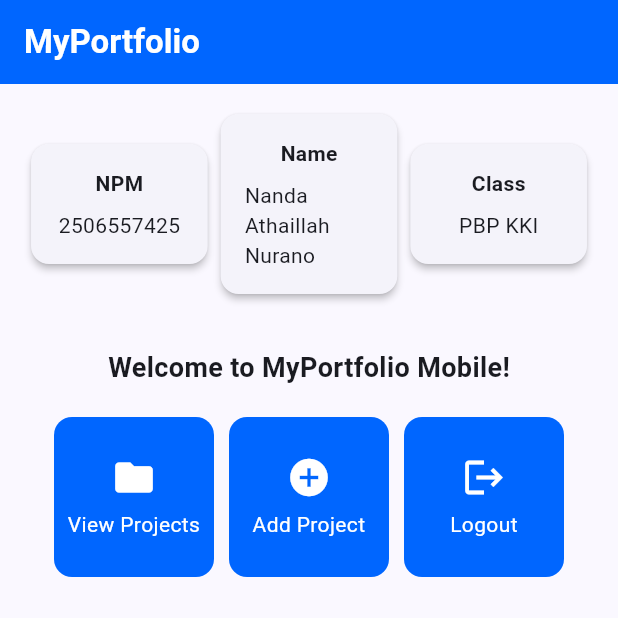
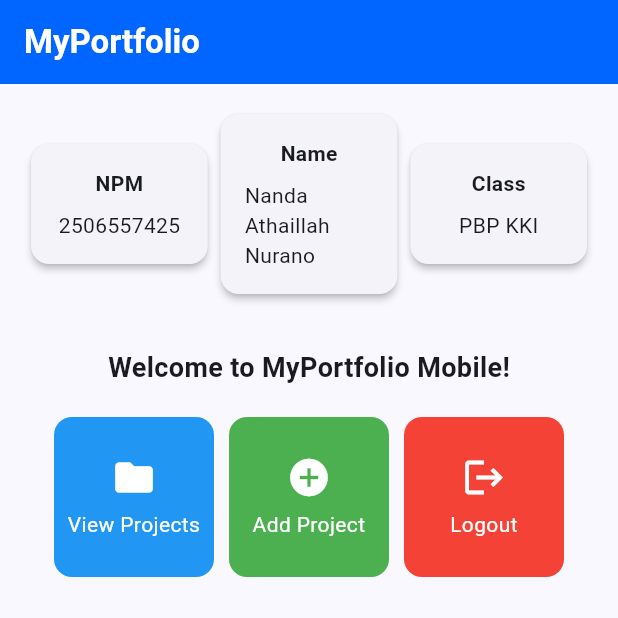
Before and after one commit to nandaathaillah/myportofolio_mobile, a Flutter app: the screen it shows after launch, on a phone screen of 412 x 824 dp, the top half of it. Run offline on Flutter 3.47's test engine with Material 3 defaults, Android fonts, the phone set to English and light mode, and no system bars.

Commit message:
feat(ui): implement distinct item card colors and widget docstrings

```diff
--- a/lib/menu.dart
+++ b/lib/menu.dart
@@ -3,15 +3,22 @@ import 'package:flutter/material.dart';
 
 
 class MyHomePage extends StatelessWidget {
+  ///Main dashboard screen for the portofolio app.
+  ///It acts as a stateless container that manages and displays the user
+  ///via [InfoCard]s and provides navigation capabilities via a grid of [ItemCard]s.
+
   MyHomePage({super.key});
 
+  ///String variables to hold user information
   final String npm = "2506557425";
   final String name = "Nanda Athaillah Nurano";
   final String className = "PBP KKI";
+
+  ///List of items to be displayed in the grid view, each represented by an [ItemHomepage] object.
   final List<ItemHomepage> items = [
-    ItemHomepage("View Projects", Icons.folder),
-    ItemHomepage("Add Project", Icons.add_circle),
-    ItemHomepage("Logout", Icons.logout),
+    ItemHomepage("View Projects", Icons.folder, Colors.blue),
+    ItemHomepage("Add Project", Icons.add_circle, Colors.green),
+    ItemHomepage("Logout", Icons.logout, Colors.red),
   ];
   @override
   Widget build(BuildContext context) {
@@ -41,7 +48,7 @@ class MyHomePage extends StatelessWidget {
             ],
           ),
           const SizedBox(height: 16.0),
-          //Greeting and 3 cloumns of items
+          //Centers the interactive grid of portfolio actions
           Center(
             child: Column(
                 children: [
@@ -61,7 +68,8 @@ class MyHomePage extends StatelessWidget {
                     crossAxisSpacing: 10,
                     mainAxisSpacing: 10,
                     crossAxisCount: 3,
-                    shrinkWrap: true,
+                    shrinkWrap: true,// Ensures the grid only takes up necessary space
+                    // Dynamically maps the ItemHomepage data model to visual ItemCard widgets
                     children: items.map((ItemHomepage item) {
                       return ItemCard(item);
                     }).toList(),
@@ -77,7 +85,9 @@ class MyHomePage extends StatelessWidget {
 }
 
 
-
+/// [InfoCard] is a reusable, static display widget.
+/// It's designed to render a short [title] and it's [content]
+/// in a clean, card-like format. Primarily used for a profile data.
 class InfoCard extends StatelessWidget {
   final String title;
   final String content;
@@ -106,14 +116,23 @@ class InfoCard extends StatelessWidget {
   }
 }
 
+/// A reusable data model representing a single interactive menu item.
+///
+/// Holds the configuration for the button's display [name] and graphical [icon].
 class ItemHomepage {
   final String name;
   final IconData icon;
+  final Color color;
 
-  ItemHomepage(this.name, this.icon);
+  ItemHomepage(this.name, this.icon, this.color);
 }
 
 
+/// [ItemCard] is a reusable, interactive button widget.
+///
+/// It wraps an [ItemHomepage] configuration in an [InkWell] to provide
+/// Material touch ripples and triggers a localized [SnackBar] notification
+/// upon user interaction.
 class ItemCard extends StatelessWidget {
   final ItemHomepage item;
 
@@ -122,7 +141,7 @@ class ItemCard extends StatelessWidget {
   @override
   Widget build(BuildContext context) {
     return Material(
-      color: Theme.of(context).colorScheme.secondary,
+      color: item.color,
       borderRadius: BorderRadius.circular(12),
       child: InkWell(
         onTap: () {
```
Also changed, not shown: lib/main.dart (+4 -15 lines).
